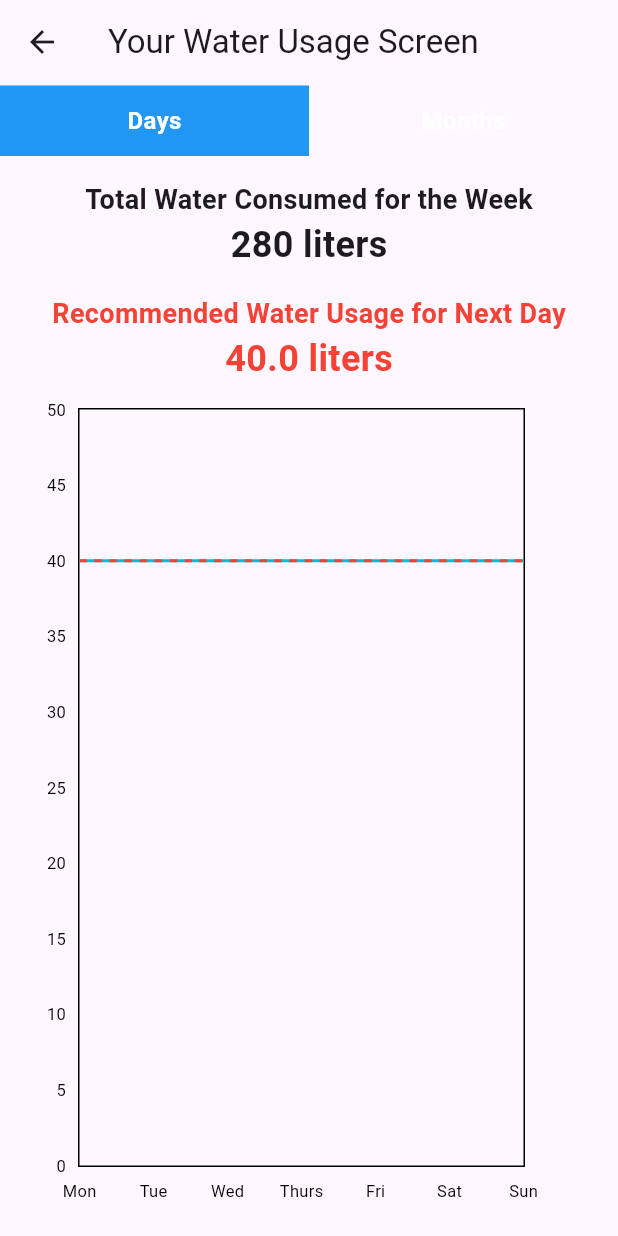
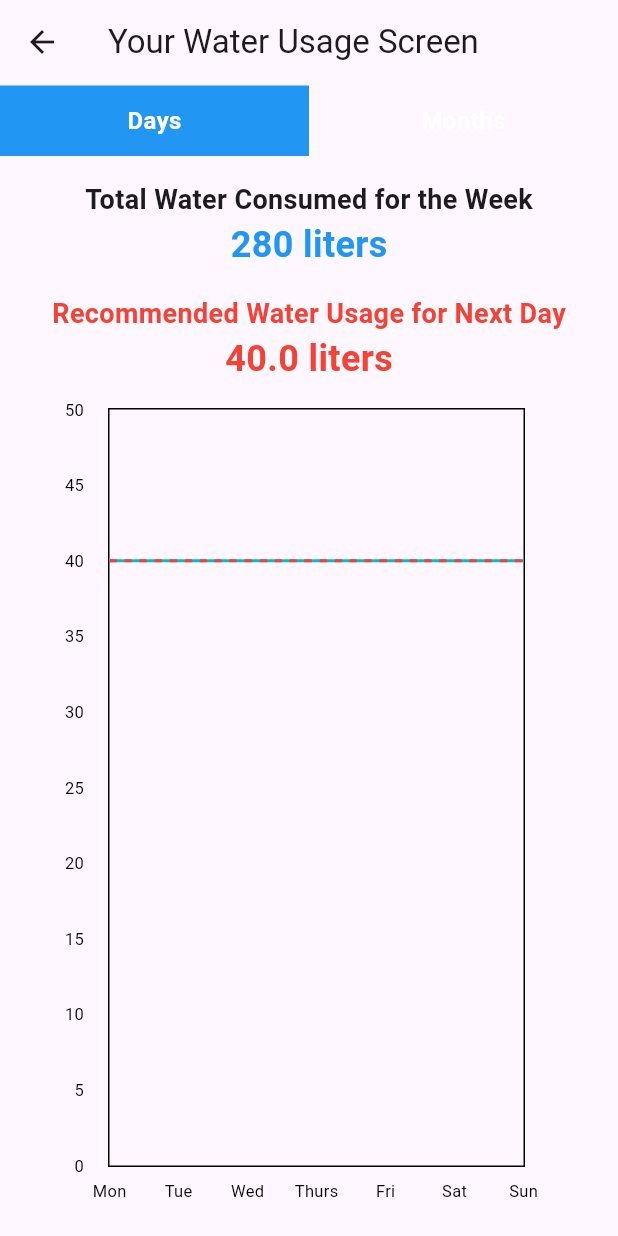
Before and after one commit to Lo-Yan/HydroMind-App, a Flutter app: the screen it shows after launch, after a tap on "SKIP", after a tap on "Your Water Usage", on a phone screen of 412 x 824 dp. Run offline on Flutter 3.47's test engine with Material 2 defaults, Android fonts, the phone set to English and light mode, and no system bars; drawn by our look-alikes of fl_chart; our stand-ins replace firebase_core; missing offline and left inert: mqtt_client; accounts and stored records are empty.

Commit message:
Merged #11
Added Months Screen to display past 4 months of dummy data, with average to be calculated from the front 3 months (since the current month has not been fully collated)

```diff
--- a/lib/screens/your_water_usage_screen.dart
+++ b/lib/screens/your_water_usage_screen.dart
@@ -12,8 +12,11 @@ class YourWaterUsageScreen extends StatefulWidget {
 
 class _YourWaterUsageScreenState extends State<YourWaterUsageScreen> {
   int _selectedIndex = 0;
-  final List<int> waterUsage = List.generate(7, (_) => Random().nextInt(10) + 40);
+  final List<int> waterUsageDays = List.generate(7, (_) => Random().nextInt(10) + 40); // Data for 7 days
 
+  final List<int> waterUsageMonths = List.generate(4, (_) => Random().nextInt(200) + 300); // Data for 4 months
+  final List<String> weekdays = ['Mon', 'Tue', 'Wed', 'Thurs', 'Fri', 'Sat', 'Sun'];
+  final List<String> months = ['Apr', 'May', 'Jun', 'Jul'];
   // Linear regression model
   double predictNextDayConsumption(List<int> data) {
     double average = calculateAverage(data);
@@ -113,8 +116,8 @@ class _YourWaterUsageScreenState extends State<YourWaterUsageScreen> {
                           style: TextStyle(fontSize: 18, fontWeight: FontWeight.bold),
                         ),
                         Text(
-                          '${waterUsage.reduce((sum, value) => sum + value)} liters',
-                          style: const TextStyle(fontSize: 24, fontWeight: FontWeight.bold),
+                          '${waterUsageDays.reduce((sum, value) => sum + value)} liters',
+                          style: const TextStyle(fontSize: 24, fontWeight: FontWeight.bold, color: Colors.blue),
                         ),
                         const SizedBox(height: 16), // Add some spacing
                         const Text(
@@ -122,7 +125,7 @@ class _YourWaterUsageScreenState extends State<YourWaterUsageScreen> {
                           style: TextStyle(fontSize: 18, fontWeight: FontWeight.bold, color: Colors.red),
                         ),
                         Text(
-                          '${predictNextDayConsumption(waterUsage).toStringAsFixed(1)} liters',
+                          '${predictNextDayConsumption(waterUsageDays).toStringAsFixed(1)} liters',
                           style: const TextStyle(fontSize: 24, fontWeight: FontWeight.bold, color: Colors.red),
                         ),
                       ],
@@ -130,16 +133,48 @@ class _YourWaterUsageScreenState extends State<YourWaterUsageScreen> {
                   ),
                 ),
                 Expanded(
-                  child: WaterUsageChart(waterUsage: waterUsage, recommendedLiters: predictNextDayConsumption(waterUsage)),
+                  child: WaterUsageLineChart(
+                    waterUsage: waterUsageDays,
+                    recommendedLiters: predictNextDayConsumption(waterUsageDays),
+                    labels: weekdays,
+                  ),
                 ),
               ],
             )
           : Column(
               children: [
+                Padding(
+                  padding: const EdgeInsets.only(top: 16),
+                  child: Align(
+                    alignment: Alignment.topCenter,
+                    child: Column(
+                      mainAxisAlignment: MainAxisAlignment.center,
+                      children: [
+                        const Text(
+                          'Average Monthly Water Consumption',
+                          style: TextStyle(fontSize: 18, fontWeight: FontWeight.bold),
+                        ),
+                        RichText(
+                        text: TextSpan(
+                          style: const TextStyle(fontSize: 24, fontWeight: FontWeight.bold),
+                          children: [
+                            TextSpan(
+                              text: '${(waterUsageMonths.take(3).reduce((sum, value) => sum + value) / 3).toInt()}',
+                              style: const TextStyle(color: Colors.blue), // Set the color to blue
+                            ),
+                            const TextSpan(
+                              text: ' liters',
+                              style: TextStyle(color: Colors.blue), // Set the word "liters" in blue color
+                            ),
+                          ],
+                        ),
+                      ),
+                    ],
+                  ),
+                ),
+              ),
                 Expanded(
-                  child: Center(
-                    child: Text('This is the months screen.'),
-                  ),
+                  child: WaterUsageBarChart(waterUsage: waterUsageMonths, labels: months),
                 ),
               ],
             ),
@@ -147,12 +182,12 @@ class _YourWaterUsageScreenState extends State<YourWaterUsageScreen> {
   }
 }
 
-class WaterUsageChart extends StatelessWidget {
-  final List<String> weekdays = ['Mon', 'Tue', 'Wed', 'Thurs', 'Fri', 'Sat', 'Sun'];
+class WaterUsageLineChart extends StatelessWidget {
+  final List<String> labels;
   final List<int> waterUsage;
   final double recommendedLiters;
 
-  WaterUsageChart({required this.waterUsage, required this.recommendedLiters});
+  WaterUsageLineChart({required this.labels, required this.waterUsage, required this.recommendedLiters});
 
   @override
   Widget build(BuildContext context) {
@@ -169,16 +204,16 @@ class WaterUsageChart extends StatelessWidget {
               reservedSize: 22,
               getTitles: (value) {
                 int index = value.toInt();
-                if (index >= 0 && index < weekdays.length) {
-                  return weekdays[index];
+                if (index >= 0 && index < labels.length) {
+                  return labels[index];
                 }
                 return '';
               },
             ),
             leftTitles: SideTitles(
               showTitles: true,
-              margin: 8,
-              reservedSize: 28,
+              margin: 16, // Adjust the margin for leftTitles
+              reservedSize: 40, // Adjust the reservedSize for leftTitles
               getTitles: (value) {
                 return value.toInt().toString();
               },
@@ -197,7 +232,7 @@ class WaterUsageChart extends StatelessWidget {
           borderData: FlBorderData(show: true),
           lineBarsData: [
             LineChartBarData(
-              spots: weekdays
+              spots: labels
                   .asMap()
                   .entries
                   .map((entry) => FlSpot(entry.key.toDouble(), waterUsage[entry.key].toDouble()))
@@ -208,7 +243,7 @@ class WaterUsageChart extends StatelessWidget {
             ),
             // Add the red dotted line representing recommended liters
             LineChartBarData(
-              spots: weekdays
+              spots: labels
                   .asMap()
                   .entries
                   .map((entry) => FlSpot(entry.key.toDouble(), recommendedLiters))
@@ -225,3 +260,70 @@ class WaterUsageChart extends StatelessWidget {
     );
   }
 }
+
+class WaterUsageBarChart extends StatelessWidget {
+  final List<String> labels;
+  final List<int> waterUsage;
+
+  WaterUsageBarChart({required this.labels, required this.waterUsage});
+
+  @override
+  Widget build(BuildContext context) {
+    return Padding(
+      padding: const EdgeInsets.all(16.0),
+      child: BarChart(
+        BarChartData(
+          gridData: FlGridData(show: false),
+          titlesData: FlTitlesData(
+            show: true,
+            bottomTitles: SideTitles(
+              showTitles: true,
+              margin: 8,
+              getTitles: (double value) {
+                int index = value.toInt();
+                if (index >= 0 && index < labels.length) {
+                  return labels[index];
+                }
+                return '';
+              },
+            ),
+            leftTitles: SideTitles(
+              showTitles: true,
+              margin: 16, // Adjust the margin for leftTitles
+              reservedSize: 40, // Adjust the reservedSize for leftTitles
+              getTitles: (value) {
+                return value.toInt().toString();
+              },
+            ),
+            topTitles: SideTitles(showTitles: false),
+            rightTitles: SideTitles(
+              showTitles: true,
+              reservedSize: 40,
+              getTitles: (value) {
+                return ''; // Remove the word "liters" from y-axis labels
+              },
+            ),
+          ),
+          maxY: waterUsage.reduce(max).toDouble() + 50, // Adjust the maxY for more space
+          borderData: FlBorderData(show: true),
+          barGroups: waterUsage
+              .asMap()
+              .entries
+              .map((entry) => BarChartGroupData(
+                    x: entry.key,
+                    barRods: [
+                      BarChartRodData(y: entry.value.toDouble(), colors: [Colors.blue]),
+                    ],
+                  ))
+              .toList(),
+        ),
+      ),
+    );
+  }
+}
+
+void main() {
+  runApp(MaterialApp(
+    home: YourWaterUsageScreen(selectedGoal: 'Novice'),
+  ));
+}
```
